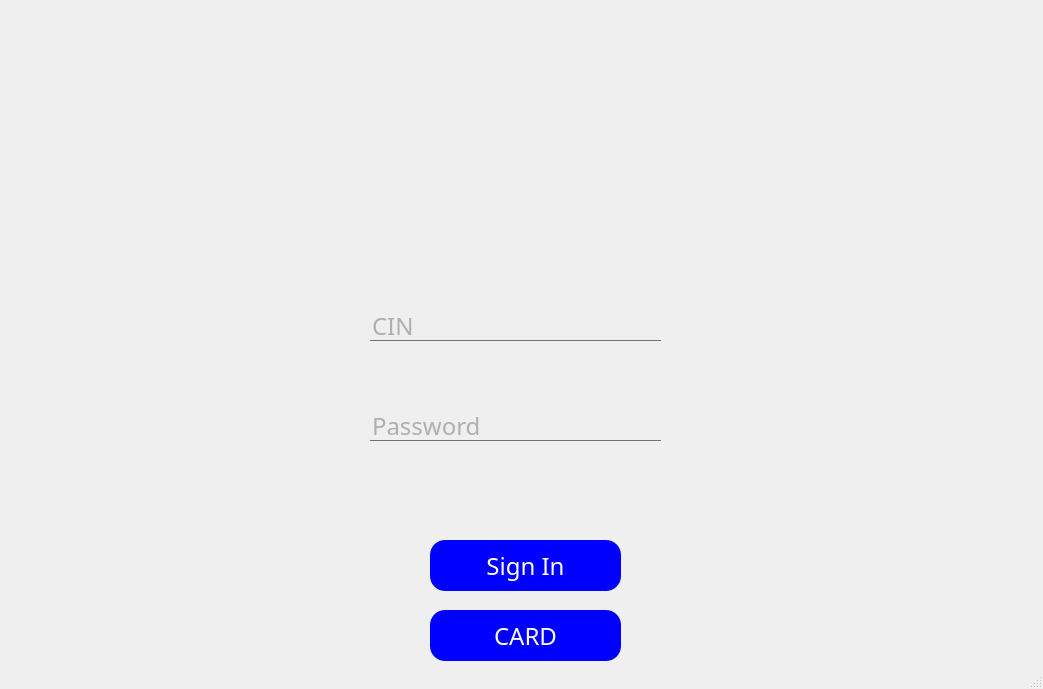
This is mainwindow.ui in medoussemaboussida/Royal-Travelers as Qt 5 draws it before an edit. The edited form follows.
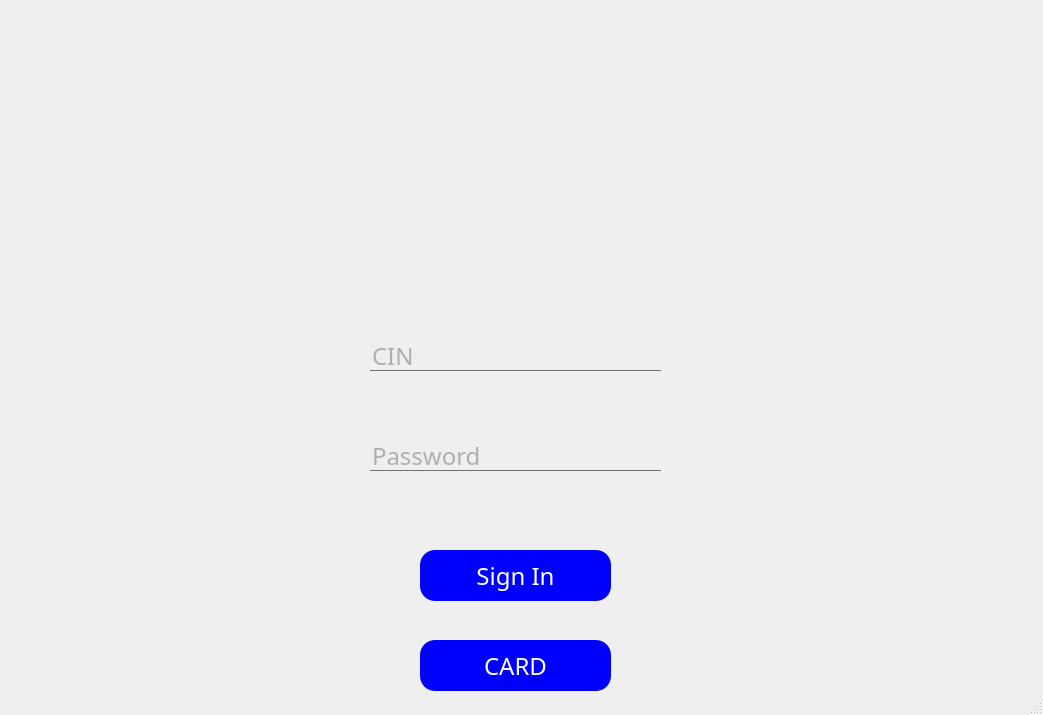
This is the edited form. Icons and pictures are not drawn.

What changed in the file:
```diff
--- a/mainwindow.ui
+++ b/mainwindow.ui
@@ -7,7 +7,7 @@
     <x>0</x>
     <y>0</y>
     <width>1043</width>
-    <height>689</height>
+    <height>715</height>
    </rect>
   </property>
   <property name="windowTitle">
@@ -29,7 +29,7 @@
       <x>10</x>
       <y>0</y>
       <width>1031</width>
-      <height>671</height>
+      <height>701</height>
      </rect>
     </property>
     <property name="styleSheet">
@@ -85,8 +85,8 @@
     <widget class="QPushButton" name="pushButton_2">
      <property name="geometry">
       <rect>
-       <x>420</x>
-       <y>540</y>
+       <x>410</x>
+       <y>550</y>
        <width>191</width>
        <height>51</height>
       </rect>
@@ -99,7 +99,7 @@
      <property name="geometry">
       <rect>
        <x>360</x>
-       <y>310</y>
+       <y>340</y>
        <width>291</width>
        <height>31</height>
       </rect>
@@ -118,7 +118,7 @@
      <property name="geometry">
       <rect>
        <x>360</x>
-       <y>410</y>
+       <y>440</y>
        <width>291</width>
        <height>31</height>
       </rect>
@@ -136,13 +136,26 @@
       <string>Password</string>
      </property>
     </widget>
+    <widget class="QPushButton" name="pushButton_3">
+     <property name="geometry">
+      <rect>
+       <x>410</x>
+       <y>640</y>
+       <width>191</width>
+       <height>51</height>
+      </rect>
+     </property>
+     <property name="text">
+      <string>CARD</string>
+     </property>
+    </widget>
     <widget class="QLabel" name="label">
      <property name="geometry">
       <rect>
        <x>430</x>
-       <y>80</y>
-       <width>151</width>
-       <height>181</height>
+       <y>70</y>
+       <width>161</width>
+       <height>191</height>
       </rect>
      </property>
      <property name="text">
@@ -152,19 +165,6 @@
       <pixmap>../Arrière-plan (1).png</pixmap>
      </property>
     </widget>
-    <widget class="QPushButton" name="pushButton_3">
-     <property name="geometry">
-      <rect>
-       <x>420</x>
-       <y>610</y>
-       <width>191</width>
-       <height>51</height>
-      </rect>
-     </property>
-     <property name="text">
-      <string>CARD</string>
-     </property>
-    </widget>
    </widget>
   </widget>
   <widget class="QStatusBar" name="statusBar"/>
```
